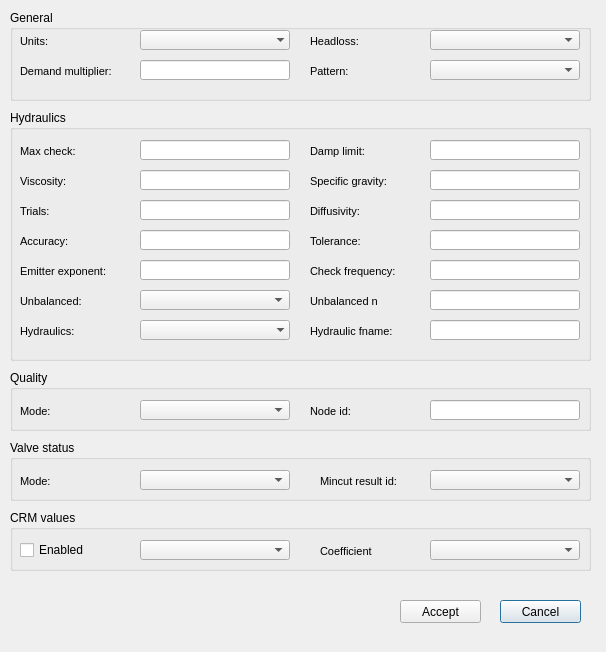
Old version of the form ui/ws_options.ui in the repository Giswater/giswater_qgis_plugin.
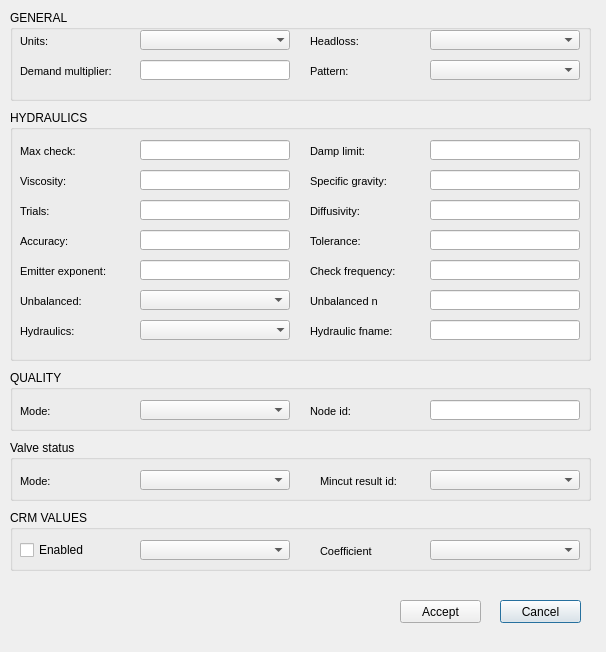
New version of the form.

Diff of the .ui file:
```diff
--- a/ui/ws_options.ui
+++ b/ui/ws_options.ui
@@ -49,7 +49,7 @@
     </rect>
    </property>
    <property name="title">
-    <string>General</string>
+    <string>GENERAL</string>
    </property>
    <widget class="QLabel" name="label_demand_multiplier">
     <property name="geometry">
@@ -267,7 +267,7 @@
     </rect>
    </property>
    <property name="title">
-    <string>Hydraulics</string>
+    <string>HYDRAULICS</string>
    </property>
    <widget class="QLabel" name="label_diffusivity">
     <property name="geometry">
@@ -1043,7 +1043,7 @@
     </rect>
    </property>
    <property name="title">
-    <string>Quality</string>
+    <string>QUALITY</string>
    </property>
    <widget class="QLabel" name="label_quality">
     <property name="geometry">
@@ -1265,7 +1265,7 @@
     </rect>
    </property>
    <property name="title">
-    <string>CRM values</string>
+    <string>CRM VALUES</string>
    </property>
    <widget class="QLabel" name="label_quality_6">
     <property name="geometry">
```
